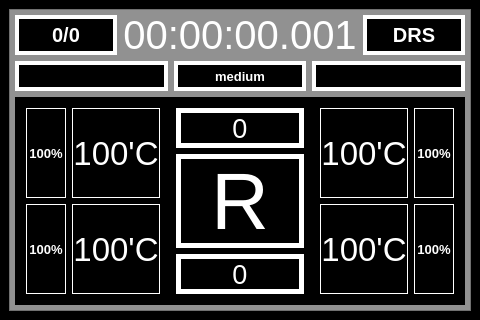
TBlueT/RacingWheelMonitor, file View/pi_ui.ui: the form before one commit.
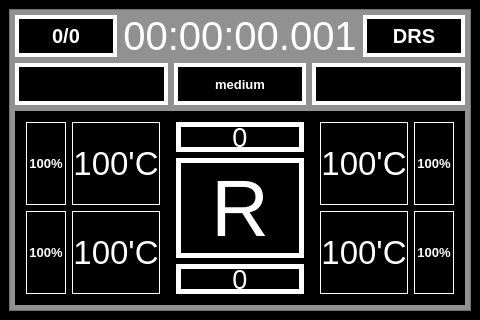
The form after the commit.

What changed in the file:
```diff
--- a/View/pi_ui.ui
+++ b/View/pi_ui.ui
@@ -139,7 +139,7 @@
                 <property name="maximumSize">
                  <size>
                   <width>16777215</width>
-                  <height>40</height>
+                  <height>30</height>
                  </size>
                 </property>
                 <property name="font">
@@ -171,7 +171,7 @@
                 <property name="maximumSize">
                  <size>
                   <width>16777215</width>
-                  <height>40</height>
+                  <height>30</height>
                  </size>
                 </property>
                 <property name="font">
```
